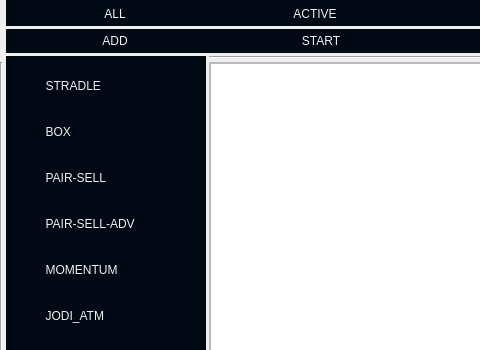
Before: the Qt Designer form Resourses/UI/sManager.ui in yashnmehta1/Autotrader-Reborn, drawn with Qt 5; both pictures show x 0 to 480 and y 0 to 350 of the 1440 by 790 pixel window.
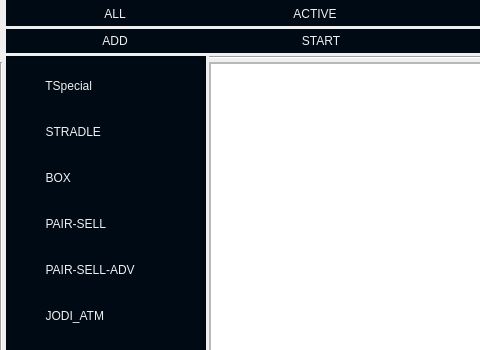
After: the same form once the commit is applied. Icons and pictures are not drawn.

```diff
--- a/Resourses/UI/sManager.ui
+++ b/Resourses/UI/sManager.ui
@@ -1085,7 +1085,36 @@
       </property>
       <layout class="QVBoxLayout" name="verticalLayout">
        <item>
-        <widget class="QPushButton" name="pbHome">
+        <widget class="QPushButton" name="pbTSpecial">
+         <property name="sizePolicy">
+          <sizepolicy hsizetype="Minimum" vsizetype="Minimum">
+           <horstretch>0</horstretch>
+           <verstretch>0</verstretch>
+          </sizepolicy>
+         </property>
+         <property name="minimumSize">
+          <size>
+           <width>26</width>
+           <height>0</height>
+          </size>
+         </property>
+         <property name="maximumSize">
+          <size>
+           <width>16777215</width>
+           <height>40</height>
+          </size>
+         </property>
+         <property name="text">
+          <string>        TSpecial</string>
+         </property>
+         <property name="icon">
+          <iconset resource="../icons/icons.qrc">
+           <normaloff>:/icon1/layout.svg</normaloff>:/icon1/layout.svg</iconset>
+         </property>
+        </widget>
+       </item>
+       <item>
+        <widget class="QPushButton" name="pbStradle">
          <property name="sizePolicy">
           <sizepolicy hsizetype="Minimum" vsizetype="Minimum">
            <horstretch>0</horstretch>
@@ -1201,36 +1230,7 @@
         </widget>
        </item>
        <item>
-        <widget class="QPushButton" name="pbATMWatch">
-         <property name="sizePolicy">
-          <sizepolicy hsizetype="Minimum" vsizetype="Minimum">
-           <horstretch>0</horstretch>
-           <verstretch>0</verstretch>
-          </sizepolicy>
-         </property>
-         <property name="minimumSize">
-          <size>
-           <width>26</width>
-           <height>0</height>
-          </size>
-         </property>
-         <property name="maximumSize">
-          <size>
-           <width>16777215</width>
-           <height>40</height>
-          </size>
-         </property>
-         <property name="text">
-          <string>        MOMENTUM</string>
-         </property>
-         <property name="icon">
-          <iconset resource="../icons/icons.qrc">
-           <normaloff>:/icon1/layout.svg</normaloff>:/icon1/layout.svg</iconset>
-         </property>
-        </widget>
-       </item>
-       <item>
-        <widget class="QPushButton" name="pbIVWatch">
+        <widget class="QPushButton" name="pbJodiATM">
          <property name="sizePolicy">
           <sizepolicy hsizetype="Minimum" vsizetype="Minimum">
            <horstretch>0</horstretch>
```
Left out of the diff: 28 changed lines with no effect on the pictures.
